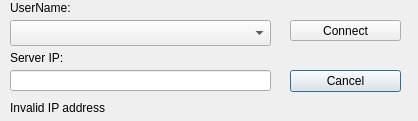
This is passphrase.ui in ExarchD/DNTencrypt as Qt 5 draws it before an edit. The edited form follows.
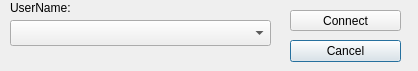
This is the edited form.

What changed in the file:
```diff
--- a/passphrase.ui
+++ b/passphrase.ui
@@ -7,22 +7,12 @@
     <x>0</x>
     <y>0</y>
     <width>418</width>
-    <height>121</height>
+    <height>71</height>
    </rect>
   </property>
   <property name="windowTitle">
    <string>Dialog</string>
   </property>
-  <widget class="QLineEdit" name="lineEdit">
-   <property name="geometry">
-    <rect>
-     <x>10</x>
-     <y>70</y>
-     <width>261</width>
-     <height>21</height>
-    </rect>
-   </property>
-  </widget>
   <widget class="QComboBox" name="comboBox">
    <property name="geometry">
     <rect>
@@ -33,24 +23,11 @@
     </rect>
    </property>
   </widget>
-  <widget class="QLabel" name="label">
-   <property name="geometry">
-    <rect>
-     <x>10</x>
-     <y>80</y>
-     <width>391</width>
-     <height>16</height>
-    </rect>
-   </property>
-   <property name="text">
-    <string/>
-   </property>
-  </widget>
   <widget class="QPushButton" name="pushButton_2">
    <property name="geometry">
     <rect>
      <x>290</x>
-     <y>70</y>
+     <y>40</y>
      <width>111</width>
      <height>22</height>
     </rect>
@@ -72,24 +49,11 @@
     <string>UserName:</string>
    </property>
   </widget>
-  <widget class="QLabel" name="label_3">
-   <property name="geometry">
-    <rect>
-     <x>10</x>
-     <y>50</y>
-     <width>91</width>
-     <height>16</height>
-    </rect>
-   </property>
-   <property name="text">
-    <string>Server IP:</string>
-   </property>
-  </widget>
   <widget class="QPushButton" name="pushButton">
    <property name="geometry">
     <rect>
      <x>290</x>
-     <y>20</y>
+     <y>10</y>
      <width>111</width>
      <height>21</height>
     </rect>
@@ -98,19 +62,6 @@
     <string>Connect</string>
    </property>
   </widget>
-  <widget class="QLabel" name="label_4">
-   <property name="geometry">
-    <rect>
-     <x>10</x>
-     <y>100</y>
-     <width>111</width>
-     <height>16</height>
-    </rect>
-   </property>
-   <property name="text">
-    <string>Invalid IP address</string>
-   </property>
-  </widget>
  </widget>
  <resources/>
  <connections/>
```
